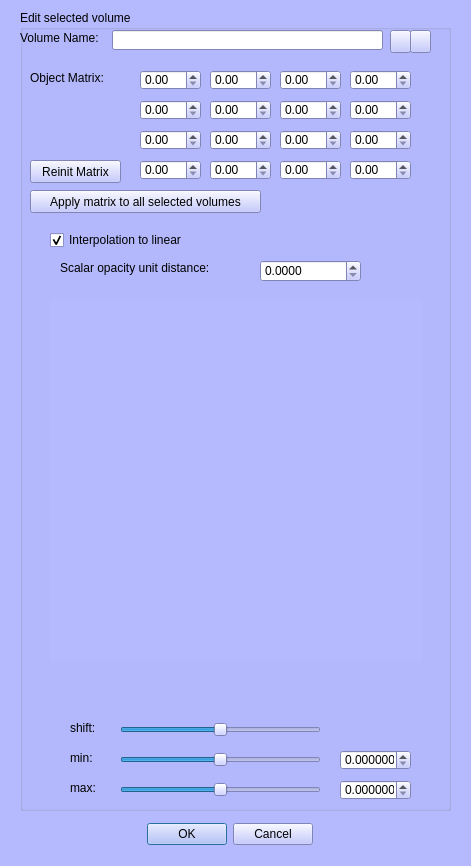
morphomuseum/MorphoDig, file MorphoDig/Qt/mqEditVolumeDialog.ui: the form before one commit.
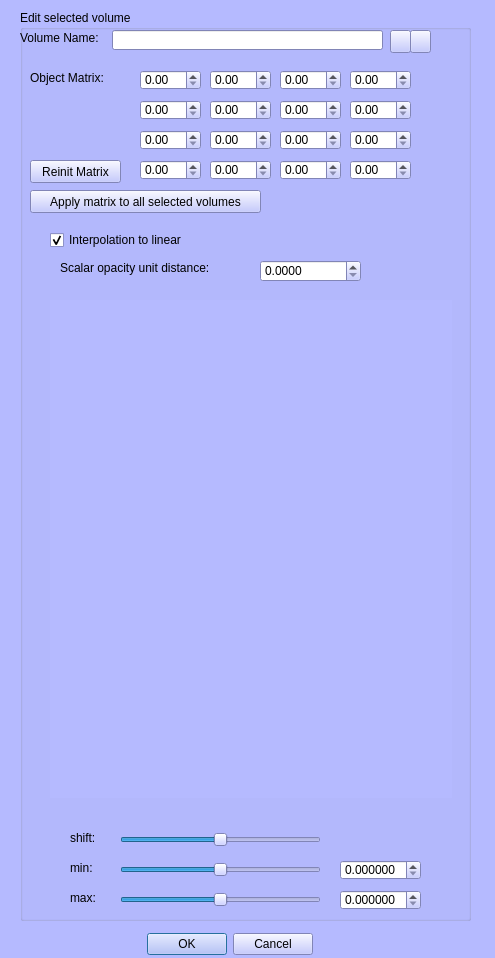
The form after the commit. Icons and pictures are not drawn. Custom widgets are drawn as their Qt base class.

Commit message: resize dialog

```diff
--- a/MorphoDig/Qt/mqEditVolumeDialog.ui
+++ b/MorphoDig/Qt/mqEditVolumeDialog.ui
@@ -6,8 +6,8 @@
    <rect>
     <x>0</x>
     <y>0</y>
-    <width>471</width>
-    <height>866</height>
+    <width>495</width>
+    <height>958</height>
    </rect>
   </property>
   <property name="palette">
@@ -459,7 +459,7 @@
    <property name="geometry">
     <rect>
      <x>120</x>
-     <y>820</y>
+     <y>930</y>
      <width>195</width>
      <height>30</height>
     </rect>
@@ -471,8 +471,8 @@
     <rect>
      <x>20</x>
      <y>10</y>
-     <width>431</width>
-     <height>801</height>
+     <width>451</width>
+     <height>911</height>
     </rect>
    </property>
    <property name="title">
@@ -741,8 +741,8 @@
      <rect>
       <x>30</x>
       <y>290</y>
-      <width>372</width>
-      <height>361</height>
+      <width>402</width>
+      <height>498</height>
      </rect>
     </property>
     <property name="frameShape">
@@ -759,8 +759,8 @@
       <rect>
        <x>0</x>
        <y>0</y>
-       <width>372</width>
-       <height>361</height>
+       <width>402</width>
+       <height>498</height>
       </rect>
      </property>
      <layout class="QVBoxLayout" name="ScrollAreaLayout" stretch="0">
@@ -799,7 +799,7 @@
     <property name="geometry">
      <rect>
       <x>100</x>
-      <y>740</y>
+      <y>850</y>
       <width>201</width>
       <height>19</height>
      </rect>
@@ -815,8 +815,8 @@
     <property name="geometry">
      <rect>
       <x>320</x>
-      <y>770</y>
-      <width>71</width>
+      <y>880</y>
+      <width>81</width>
       <height>20</height>
      </rect>
     </property>
@@ -828,7 +828,7 @@
     <property name="geometry">
      <rect>
       <x>50</x>
-      <y>740</y>
+      <y>850</y>
       <width>31</width>
       <height>16</height>
      </rect>
@@ -841,7 +841,7 @@
     <property name="geometry">
      <rect>
       <x>50</x>
-      <y>770</y>
+      <y>880</y>
       <width>31</width>
       <height>16</height>
      </rect>
@@ -854,8 +854,8 @@
     <property name="geometry">
      <rect>
       <x>320</x>
-      <y>740</y>
-      <width>71</width>
+      <y>850</y>
+      <width>81</width>
       <height>20</height>
      </rect>
     </property>
@@ -867,7 +867,7 @@
     <property name="geometry">
      <rect>
       <x>100</x>
-      <y>770</y>
+      <y>880</y>
       <width>201</width>
       <height>19</height>
      </rect>
@@ -928,7 +928,7 @@
     <property name="geometry">
      <rect>
       <x>100</x>
-      <y>710</y>
+      <y>820</y>
       <width>201</width>
       <height>19</height>
      </rect>
@@ -944,7 +944,7 @@
     <property name="geometry">
      <rect>
       <x>50</x>
-      <y>710</y>
+      <y>820</y>
       <width>55</width>
       <height>16</height>
      </rect>
@@ -958,7 +958,7 @@
    <property name="geometry">
     <rect>
      <x>120</x>
-     <y>820</y>
+     <y>930</y>
      <width>193</width>
      <height>28</height>
     </rect>
```
